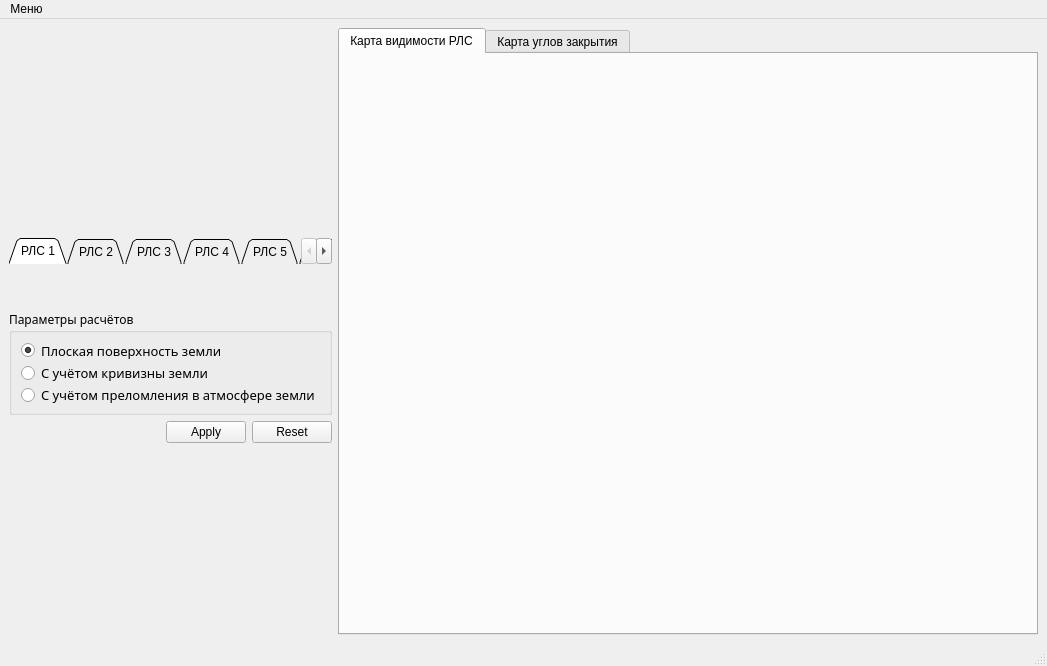
Qt form main/mainwindow.ui (Kirikus/Terrain_213) before a commit.
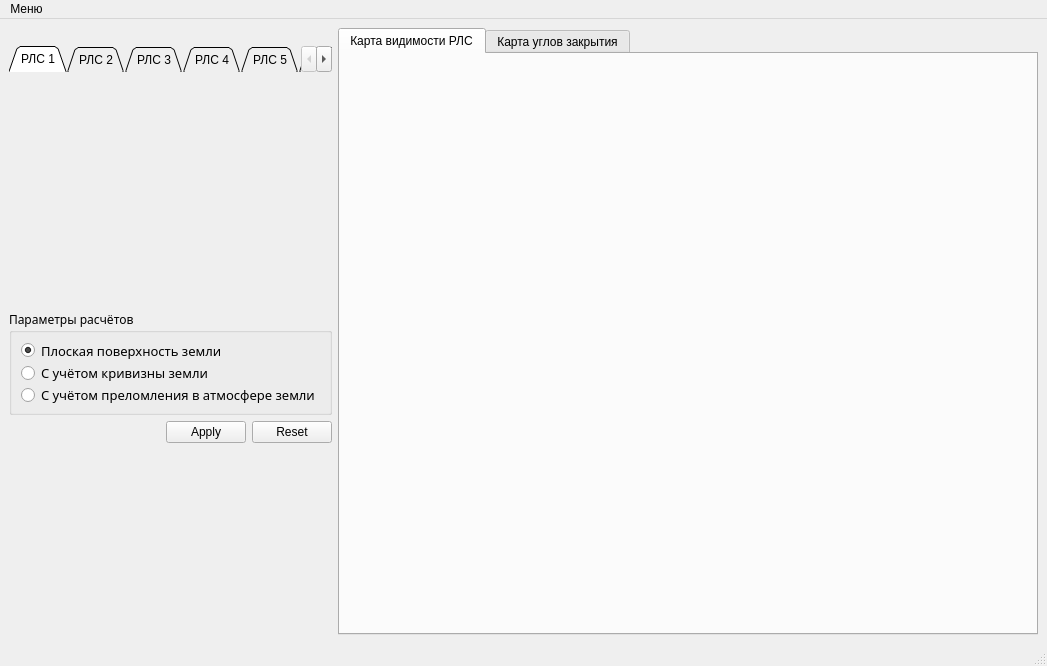
The same form after that commit. Custom widgets are drawn as their Qt base class.

Commit message:
style(GUI): Change order of spacers and parameters
From now on the order is: RLS, spacer, calculation parameters, spacer

What changed in the file:
```diff
--- a/main/mainwindow.ui
+++ b/main/mainwindow.ui
@@ -47,19 +47,6 @@
       </property>
      </spacer>
     </item>
-    <item row="3" column="0">
-     <spacer name="bottom_vertical_spacer">
-      <property name="orientation">
-       <enum>Qt::Vertical</enum>
-      </property>
-      <property name="sizeHint" stdset="0">
-       <size>
-        <width>20</width>
-        <height>40</height>
-       </size>
-      </property>
-     </spacer>
-    </item>
     <item row="5" column="0">
      <widget class="QGroupBox" name="calculation_parametres">
       <property name="sizePolicy">
@@ -128,7 +115,7 @@
       </layout>
      </widget>
     </item>
-    <item row="4" column="0">
+    <item row="3" column="0">
      <widget class="QTabWidget" name="tabWidget">
       <property name="sizePolicy">
        <sizepolicy hsizetype="Maximum" vsizetype="Preferred">
@@ -281,6 +268,19 @@
       </widget>
      </widget>
     </item>
+    <item row="4" column="0">
+     <spacer name="verticalSpacer">
+      <property name="orientation">
+       <enum>Qt::Vertical</enum>
+      </property>
+      <property name="sizeHint" stdset="0">
+       <size>
+        <width>20</width>
+        <height>40</height>
+       </size>
+      </property>
+     </spacer>
+    </item>
    </layout>
   </widget>
   <widget class="QMenuBar" name="menubar">
```
